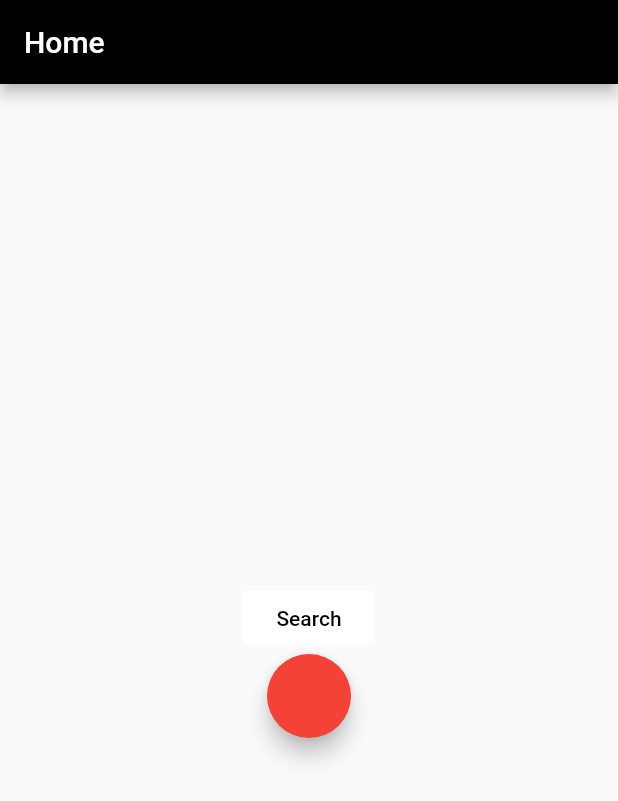
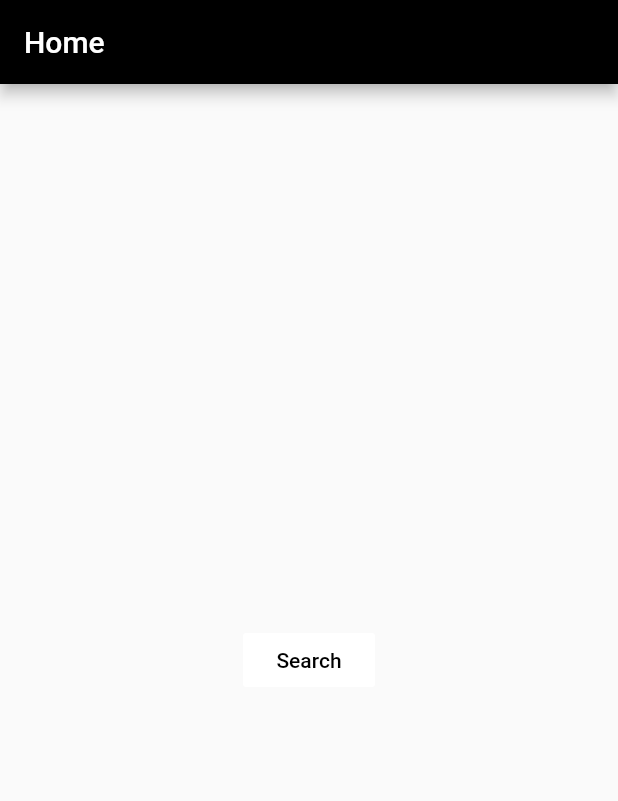
Before and after one commit to SashaSaran/Flutter-project, a Flutter app: the screen it shows after launch, on a phone screen of 412 x 824 dp. Shown: the top 801 px of the screen. Run offline on Flutter 3.47's test engine with Material 2 defaults, Android fonts, the phone set to English and light mode, and no system bars.

Commit message:
routing scheme

```diff
--- a/prototype_project/lib/main.dart
+++ b/prototype_project/lib/main.dart
@@ -24,8 +24,7 @@ class HomePage extends StatelessWidget {
             child: new Column(
               mainAxisAlignment: MainAxisAlignment.center,
               children: <Widget>[
-                SearchButton(),
-                SimonButton()
+                SearchButton()
               ],
             ),
           )
@@ -34,36 +33,3 @@ class HomePage extends StatelessWidget {
 
   }
 }
-
-
-
-
-
-// Simon Code below, should be put in a new separate file
-
-class SimonButton extends StatefulWidget {
-  @override
-  SimonButtonState createState() => SimonButtonState();
-}
-
-
-
-class SimonButtonState extends State<SimonButton> {
-  MaterialColor buttonColour = Colors.red;
-
-  @override
-  Widget build(BuildContext context){
-    return FloatingActionButton(
-      backgroundColor: buttonColour,
-      onPressed: (){
-        setState(() {
-          if (buttonColour == Colors.red) {
-            buttonColour = Colors.green;
-          } else {
-            buttonColour = Colors.red;
-          };
-        });
-      },
-    );
-  }
-}
```
